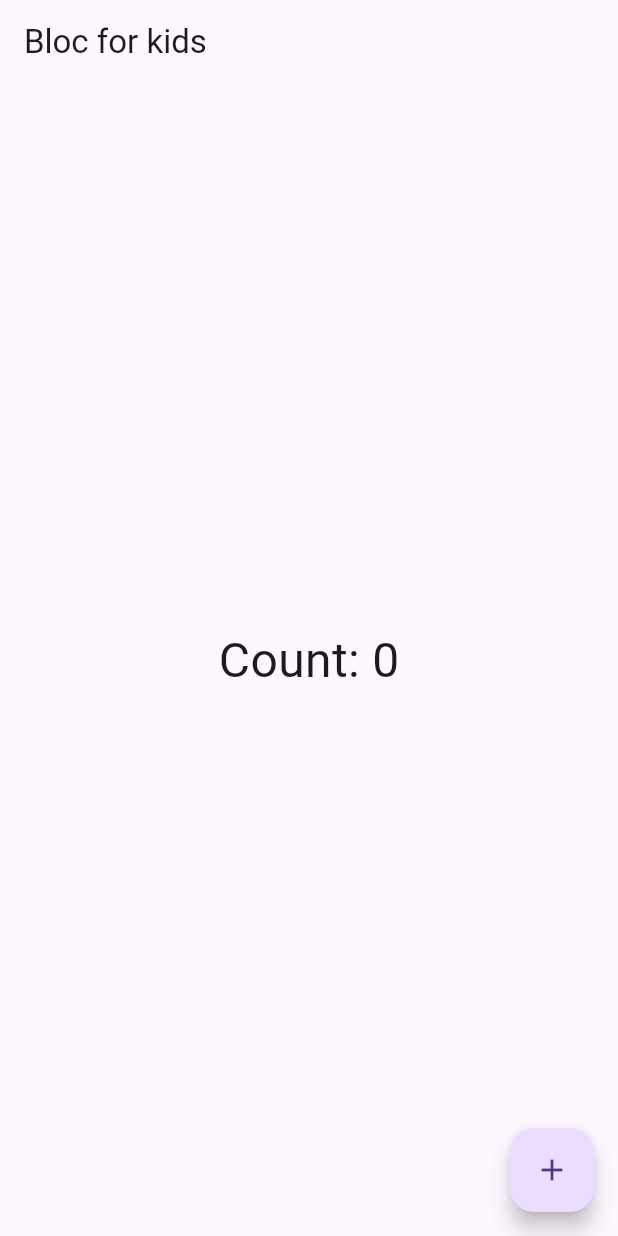
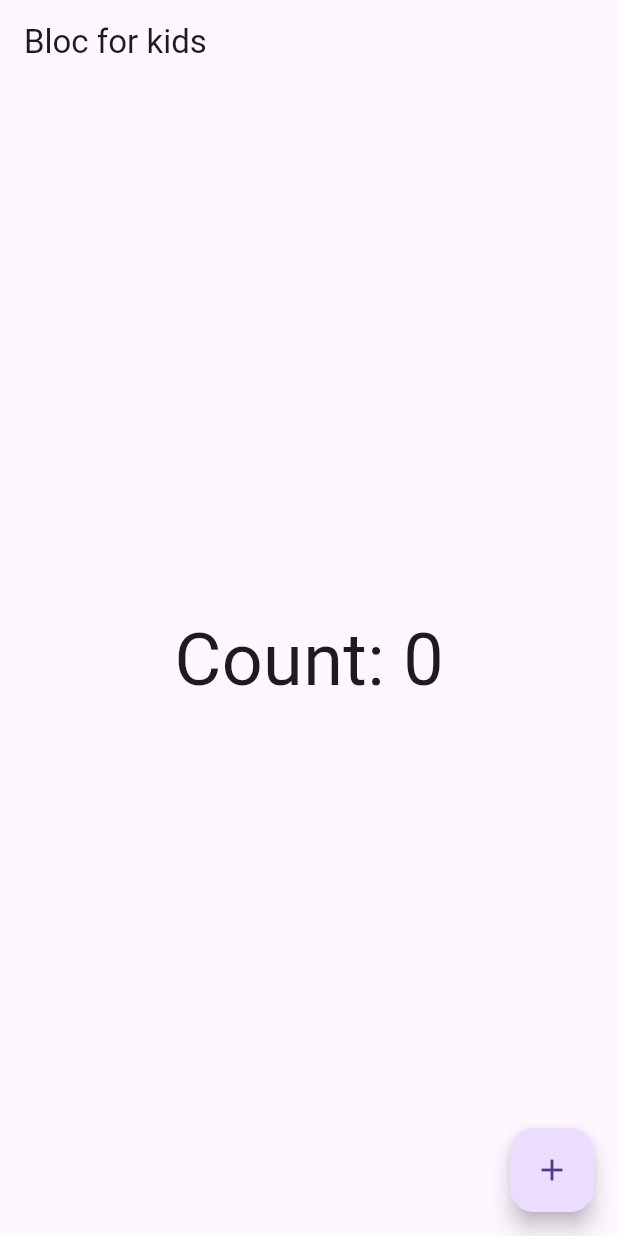
Before and after one commit to NgoThanhDong/Flutter_Learning, a Flutter app: the screen it shows after launch, on a phone screen of 412 x 824 dp. Run offline on Flutter 3.47's test engine with Material 3 defaults, Android fonts, the phone set to English and light mode, and no system bars; our stand-ins replace equatable, flutter_bloc.

Commit message:
BÀI 9.2 – BLOC CƠ BẢN (TỪ SỐ 0)
Hiểu Bloc hoạt động ra sao
Biết vì sao phải có Event / State / Bloc
Chạy được 1 app nhỏ:
Bấm nút
Loading
Xử lý xong → update UI
Không setState

```diff
--- a/c9a_bloc_basic/lib/counter/counter_view.dart
+++ b/c9a_bloc_basic/lib/counter/counter_view.dart
@@ -9,16 +9,19 @@ class CounterView extends StatelessWidget {
 
   @override
   Widget build(BuildContext context) {
-    return BlocBuilder<CounterBloc, CounterState>(
-      builder: (context, state) {
     return Scaffold(
       appBar: AppBar(title: const Text('Bloc for kids')),
       body: Center(
-            child: state.isLoading
-                ? const CircularProgressIndicator()
-                : Text(
+        child: BlocBuilder<CounterBloc, CounterState>(
+          builder: (context, state) {
+            if (state.isLoading) {
+              return const CircularProgressIndicator();
+            }
+            return Text(
               'Count: ${state.count}',
-                    style: const TextStyle(fontSize: 32),
+              style: const TextStyle(fontSize: 48),
+            );
+          },
         ),
       ),
       floatingActionButton: FloatingActionButton(
@@ -28,7 +31,5 @@ class CounterView extends StatelessWidget {
         child: const Icon(Icons.add),
       ),
     );
-      },
-    );
   }
 }
```
Lines whose indentation alone changed are shown as unchanged.
